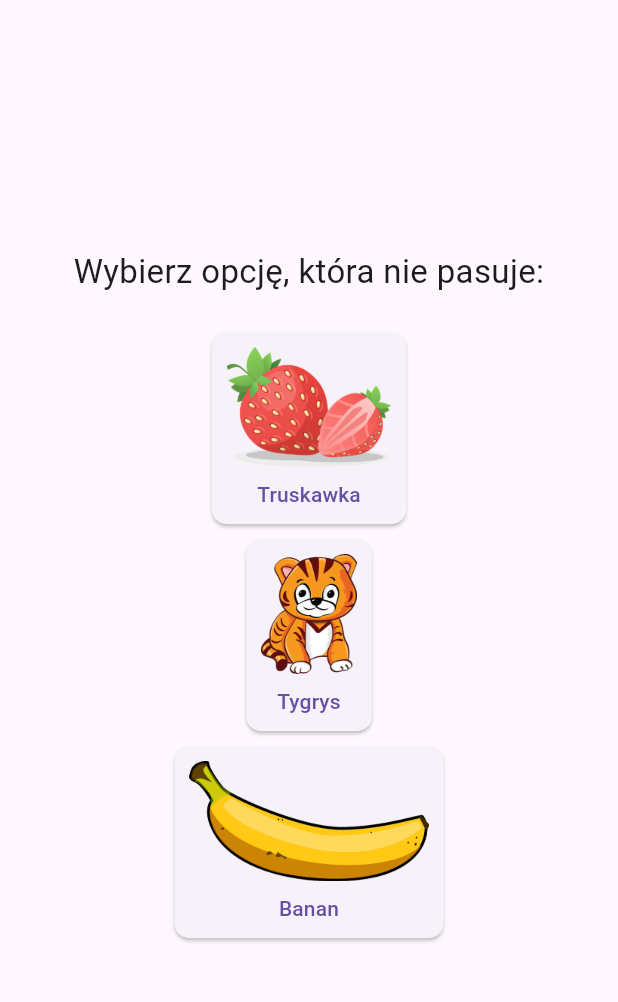
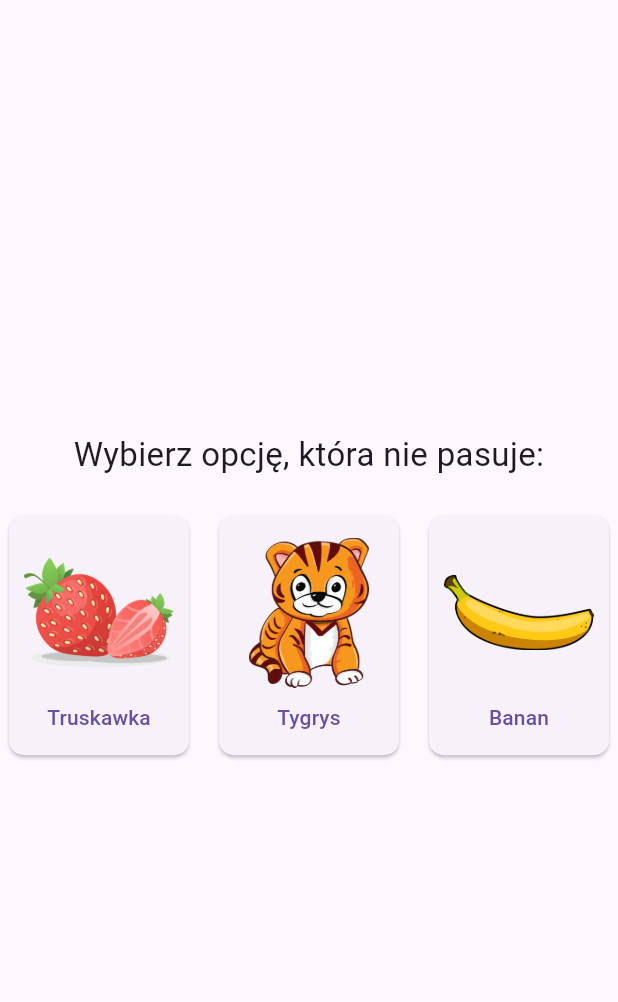
Before and after one commit to Filipkekw/zadanie-praktyki2, a Flutter app: the GamePage screen opened directly, on a phone screen of 412 x 824 dp, the part 63-1065 px from its top. Run offline on Flutter 3.47's test engine with Material 3 defaults, Android fonts, the phone set to English and light mode, and no system bars.

Commit message:
Zmiany wyglądu przycisków

```diff
--- a/lib/main.dart
+++ b/lib/main.dart
@@ -260,8 +260,11 @@ class _GamePageState extends State<GamePage> {
               textAlign: TextAlign.center,
             ),
             SizedBox(height: 20),
-            // Dla każdej opcji tworzymy przycisk z obrazkiem i tekstem.
-            ...List.generate(
+            Wrap(
+              alignment: WrapAlignment.center,
+              spacing: 20,
+              runSpacing: 10,
+              children: List.generate(
                 options.length,
                 (index) {
                   // Pobieramy ścieżkę do obrazka – jeśli nie ma, używamy placeholdera
@@ -273,6 +276,7 @@ class _GamePageState extends State<GamePage> {
                     onPressed: () => _checkAnswer(index),
                   );
                 },
+              ),
             ),
           ],
         ),
@@ -292,6 +296,9 @@ class OptionButton extends StatelessWidget {
   Widget build(BuildContext context) {
     return Padding(
       padding: const EdgeInsets.symmetric(vertical: 5),
+      child: SizedBox(
+        width: 120,
+        height: 160,
         child: ElevatedButton(
           onPressed: onPressed,
           style: ElevatedButton.styleFrom(
@@ -304,10 +311,11 @@ class OptionButton extends StatelessWidget {
             mainAxisSize: MainAxisSize.min,
             children: [
               // Wyświetlamy obrazek – ustawiamy rozmiar wg potrzeb
-            Image.asset(imageAsset, height: 80, fit: BoxFit.contain),
-            SizedBox(height: 8),
-            Text(optionText, textAlign: TextAlign.center),
+              Image.asset(imageAsset, height: 100, fit: BoxFit.contain),
+              SizedBox(height: 10),
+              Text(optionText, textAlign: TextAlign.center, style: TextStyle(fontSize: 14)),
             ],
+          ),
         ),
       ),
     );
```
Lines whose indentation alone changed are shown as unchanged.
